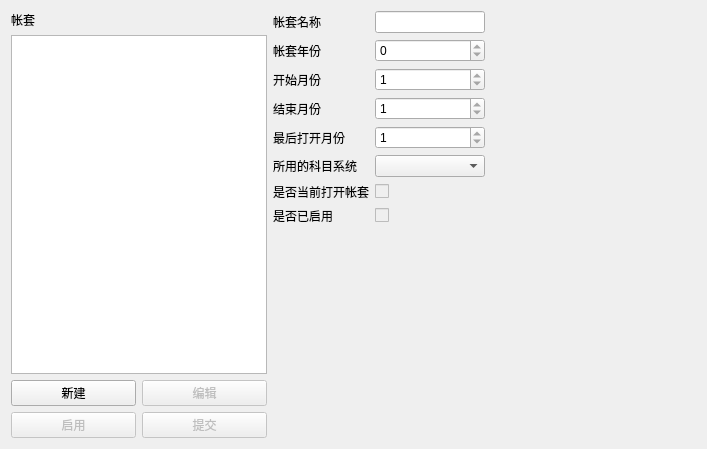
wangkungit5905/PzAssistant, file forms/apcsuite.ui: the form before one commit.
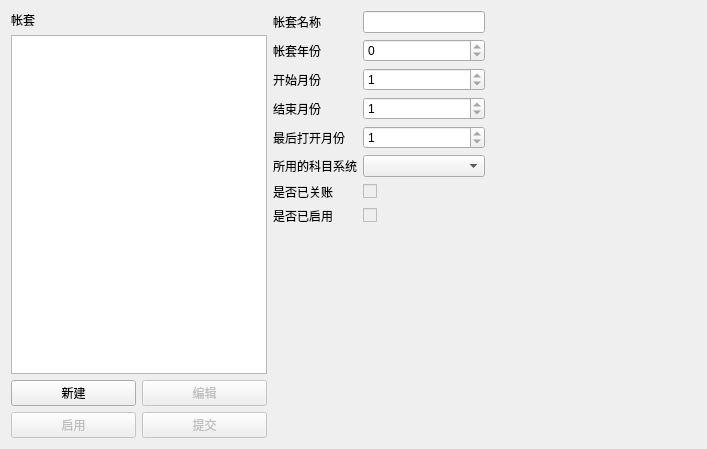
The form after the commit.

Commit message:
实现多帐套视图支持功能框架
1、每个帐套都有一个对应的子窗口组，当切换到该帐套时，将显示所有与该帐套相关的已打开的子窗口。
2、对那些不属于任何帐套的公共子窗口，则交由公共组来管理
3、对子窗口组的管理主要由“SubWinGroupMgr”类来管理
4、帐套的切换，凭证集的打开、编辑，历史凭证的浏览等由帐套面板工具视图来完成（SuiteSwitchPanel）

Patch:
```diff
--- a/forms/apcsuite.ui
+++ b/forms/apcsuite.ui
@@ -185,7 +185,7 @@
      <item row="6" column="0">
       <widget class="QLabel" name="label_9">
        <property name="text">
-        <string>是否当前打开帐套</string>
+        <string>是否已关账</string>
        </property>
       </widget>
      </item>
```
The commit also changes 39 other files.
